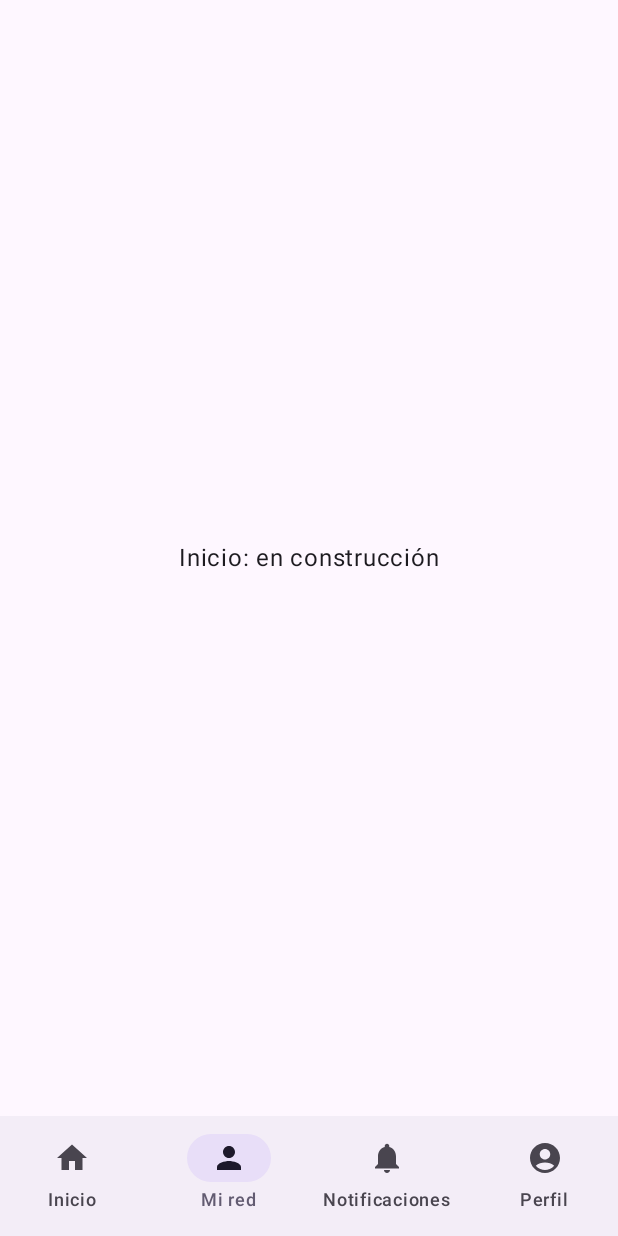
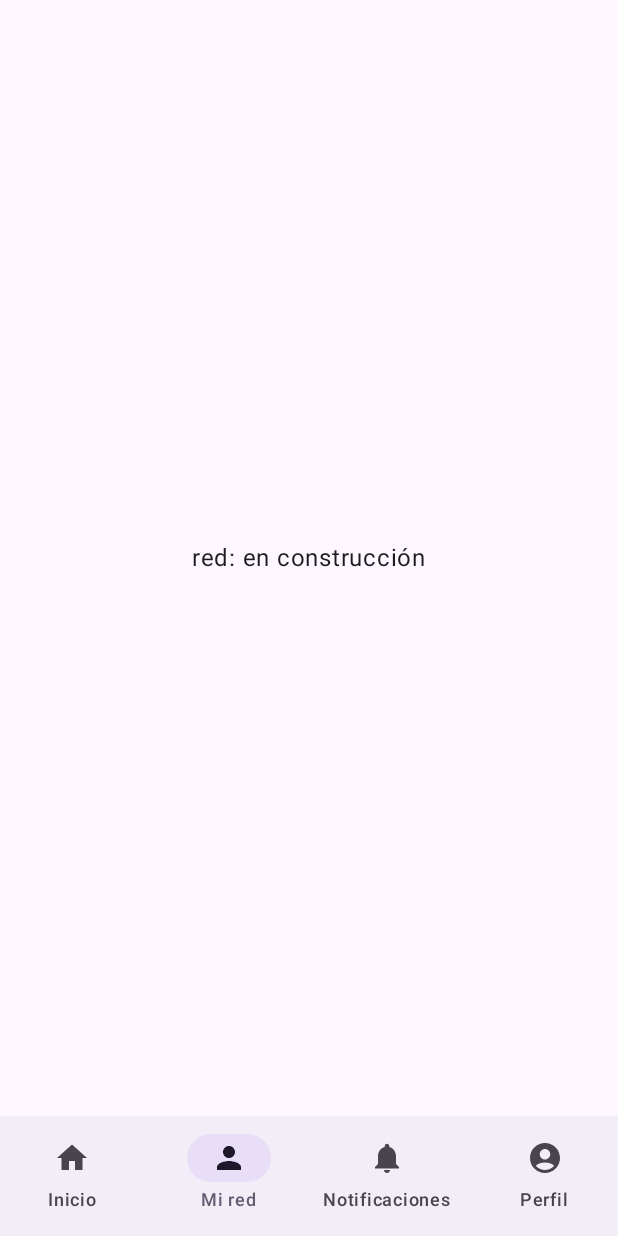
Before and after one commit to Nox4dr1/android-linkedin-UI, an Android app built with Jetpack Compose: the screen it shows after launch (MainActivity), item 2 of the bottom bar chosen, on a phone screen of 412 x 824 dp. Run offline under Robolectric (Android 15) with nearby library versions, the phone set to English and light mode, and no system bars.

Commit message:
Corrige imports duplicados, textos de pantallas e ignora .idea

```diff
--- a/app/src/main/java/com/example/android_linkedin_ui/ui/screens/MiRedScreen.kt
+++ b/app/src/main/java/com/example/android_linkedin_ui/ui/screens/MiRedScreen.kt
@@ -10,6 +10,6 @@ import androidx.compose.ui.Modifier
 @Composable
 fun MiRedScreen(modifier: Modifier = Modifier) {
     Box(modifier = modifier.fillMaxSize(), contentAlignment = Alignment.Center) {
-        Text("Inicio: en construcción")
+        Text("red: en construcción")
     }
 }
--- a/app/src/main/java/com/example/android_linkedin_ui/ui/screens/NotificacionesScreen.kt
+++ b/app/src/main/java/com/example/android_linkedin_ui/ui/screens/NotificacionesScreen.kt
@@ -10,6 +10,6 @@ import androidx.compose.ui.Modifier
 @Composable
 fun NotificacionesScreen(modifier: Modifier = Modifier) {
     Box(modifier = modifier.fillMaxSize(), contentAlignment = Alignment.Center) {
-        Text("Inicio: en construcción")
+        Text("Notis: en construcción")
     }
 }
--- a/app/src/main/java/com/example/android_linkedin_ui/ui/screens/PerfilScreen.kt
+++ b/app/src/main/java/com/example/android_linkedin_ui/ui/screens/PerfilScreen.kt
@@ -10,6 +10,6 @@ import androidx.compose.ui.Modifier
 @Composable
 fun PerfilScreen(modifier: Modifier = Modifier) {
     Box(modifier = modifier.fillMaxSize(), contentAlignment = Alignment.Center) {
-        Text("Inicio: en construcción")
+        Text("Perfil: en construcción")
     }
 }
```
Also changed, not shown: app/src/main/java/com/example/android_linkedin_ui/MainActivity.kt (+0 -12 lines), 1 other file.
